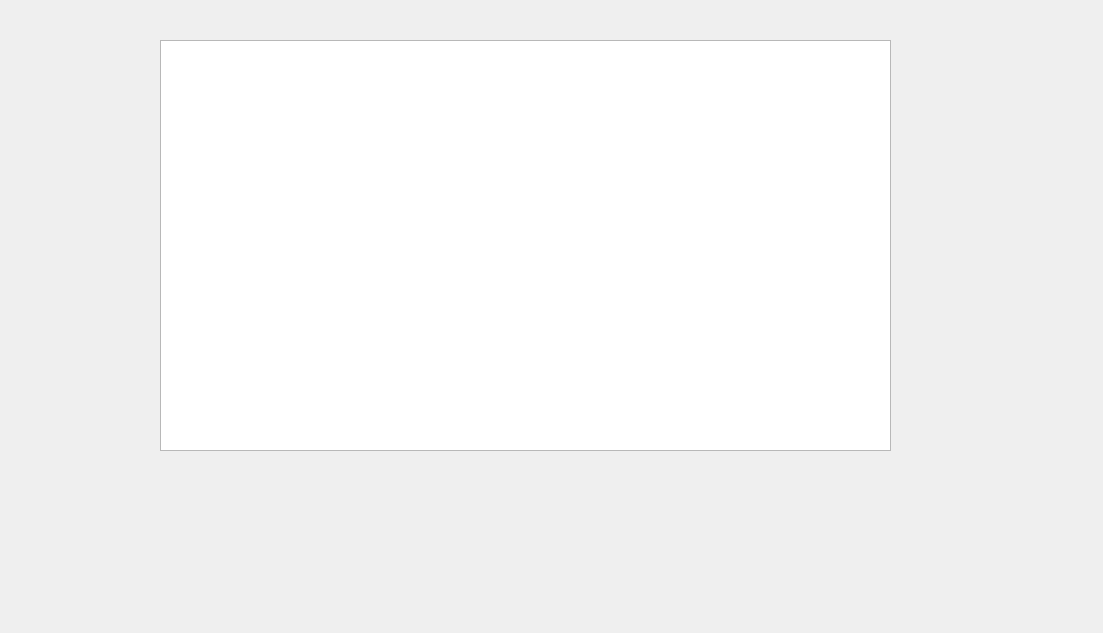
Qt form UIModule/stackedwindows.ui (halilbeytorun/PersonalFinanceManager) before a commit.
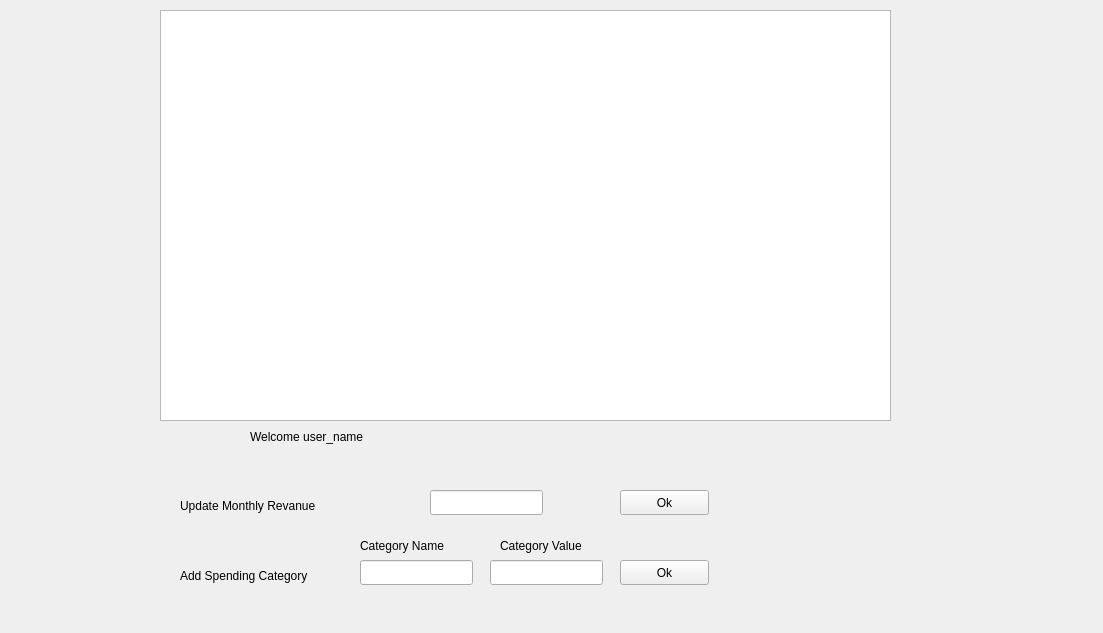
The same form after that commit. The open tabs and pages were chosen to show the change. Custom widgets are drawn as their Qt base class.

Commit message:
add PieChart to add spending categories.
DB support is not implemented yet, for now only general category can be
added. However, specific details will be able to be added to those
categories. The implementation needs cleanup!

Patch:
```diff
--- a/UIModule/stackedwindows.ui
+++ b/UIModule/stackedwindows.ui
@@ -245,12 +245,165 @@
      <property name="geometry">
       <rect>
        <x>160</x>
-       <y>40</y>
+       <y>10</y>
        <width>731</width>
        <height>411</height>
       </rect>
      </property>
     </widget>
+    <widget class="QLabel" name="labelMPGreeting">
+     <property name="geometry">
+      <rect>
+       <x>250</x>
+       <y>430</y>
+       <width>431</width>
+       <height>41</height>
+      </rect>
+     </property>
+     <property name="text">
+      <string>Welcome user_name &lt;Will update itself&gt; </string>
+     </property>
+     <property name="alignment">
+      <set>Qt::AlignLeading|Qt::AlignLeft|Qt::AlignTop</set>
+     </property>
+     <property name="wordWrap">
+      <bool>true</bool>
+     </property>
+    </widget>
+    <widget class="QLabel" name="labelMPMonthlyRevanue">
+     <property name="geometry">
+      <rect>
+       <x>180</x>
+       <y>490</y>
+       <width>191</width>
+       <height>31</height>
+      </rect>
+     </property>
+     <property name="text">
+      <string>Update Monthly Revanue</string>
+     </property>
+    </widget>
+    <widget class="QPushButton" name="pushButtonMPMonthlyRevanueOk">
+     <property name="geometry">
+      <rect>
+       <x>620</x>
+       <y>490</y>
+       <width>89</width>
+       <height>25</height>
+      </rect>
+     </property>
+     <property name="text">
+      <string>Ok</string>
+     </property>
+    </widget>
+    <widget class="QLabel" name="labelMPSpendingCategory">
+     <property name="geometry">
+      <rect>
+       <x>180</x>
+       <y>560</y>
+       <width>191</width>
+       <height>31</height>
+      </rect>
+     </property>
+     <property name="text">
+      <string>Add Spending Category</string>
+     </property>
+    </widget>
+    <widget class="QLineEdit" name="lineEditMPMonthlyRevanue">
+     <property name="geometry">
+      <rect>
+       <x>430</x>
+       <y>490</y>
+       <width>113</width>
+       <height>25</height>
+      </rect>
+     </property>
+    </widget>
+    <widget class="QLineEdit" name="lineEditMPSpendingCategoryName">
+     <property name="geometry">
+      <rect>
+       <x>360</x>
+       <y>560</y>
+       <width>113</width>
+       <height>25</height>
+      </rect>
+     </property>
+    </widget>
+    <widget class="QPushButton" name="pushButtonMPSpendingCategoryOk">
+     <property name="geometry">
+      <rect>
+       <x>620</x>
+       <y>560</y>
+       <width>89</width>
+       <height>25</height>
+      </rect>
+     </property>
+     <property name="text">
+      <string>Ok</string>
+     </property>
+    </widget>
+    <widget class="QLabel" name="labelMPMonthlyRevanueWarning">
+     <property name="geometry">
+      <rect>
+       <x>750</x>
+       <y>490</y>
+       <width>241</width>
+       <height>31</height>
+      </rect>
+     </property>
+     <property name="text">
+      <string/>
+     </property>
+    </widget>
+    <widget class="QLabel" name="labelMPSpendingCategoryWarning">
+     <property name="geometry">
+      <rect>
+       <x>740</x>
+       <y>560</y>
+       <width>281</width>
+       <height>31</height>
+      </rect>
+     </property>
+     <property name="text">
+      <string/>
+     </property>
+    </widget>
+    <widget class="QLineEdit" name="lineEditMPSpendingCategoryValue">
+     <property name="geometry">
+      <rect>
+       <x>490</x>
+       <y>560</y>
+       <width>113</width>
+       <height>25</height>
+      </rect>
+     </property>
+    </widget>
+    <widget class="QLabel" name="labelMPSpendingCategoryName">
+     <property name="geometry">
+      <rect>
+       <x>360</x>
+       <y>530</y>
+       <width>111</width>
+       <height>31</height>
+      </rect>
+     </property>
+     <property name="text">
+      <string>Category Name</string>
+     </property>
+    </widget>
+    <widget class="QLabel" name="labelMPSpendingCategoryValue">
+     <property name="geometry">
+      <rect>
+       <x>500</x>
+       <y>530</y>
+       <width>111</width>
+       <height>31</height>
+      </rect>
+     </property>
+     <property name="text">
+      <string>Category Value</string>
+     </property>
+    </widget>
    </widget>
   </widget>
  </widget>
```
Left out of the diff: 2 changed lines with no effect on the pictures. The commit also changes 5 other files.
